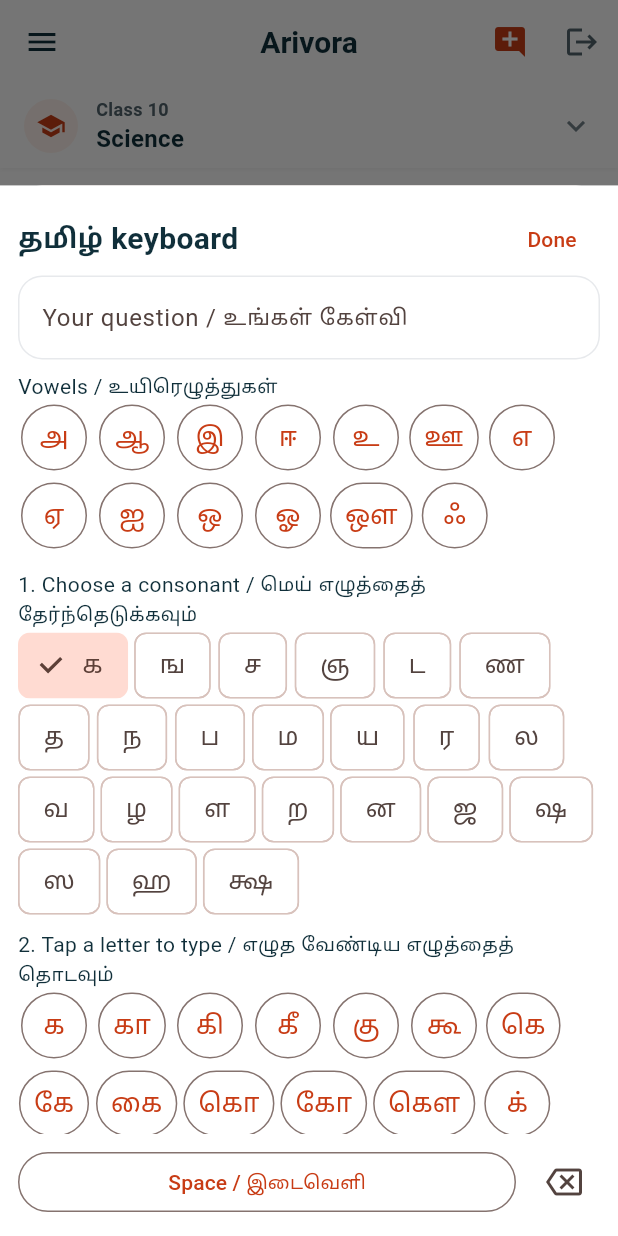
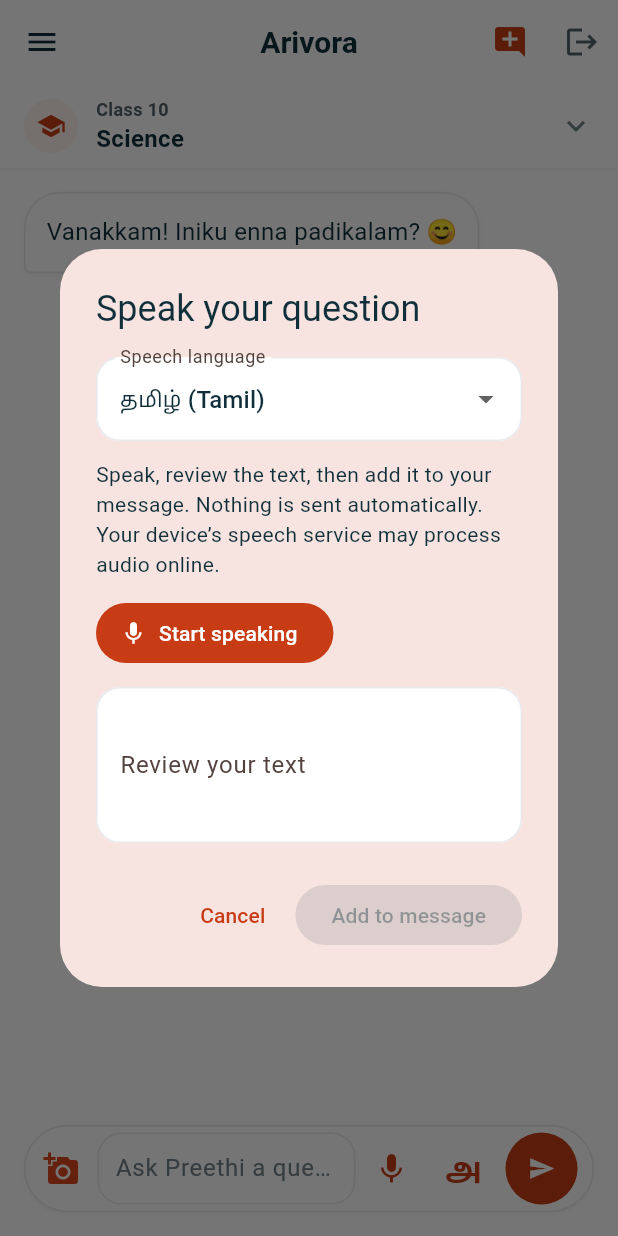
Before and after one commit to muttapuffs60rs-pixel/TutorAI---Frontend, a Flutter app: the ChatScreen screen opened by its route, item 2 of the bottom bar chosen, on a phone screen of 412 x 824 dp. Run offline on Flutter 3.47's test engine with Material 3 defaults, Android fonts, the phone set to English and light mode, and no system bars; drawn by our look-alikes of flutter_markdown; our stand-ins replace image_cropper, image_picker, shared_preferences, speech_to_text, supabase_flutter, webview_flutter; missing offline and left inert: razorpay_flutter; accounts and stored records are empty; network calls fail.

Commit message:
Require class selection and add Tamil-first voice dictation with review

```diff
--- a/lib/screens/chat_screen.dart
+++ b/lib/screens/chat_screen.dart
@@ -1,3 +1,4 @@
+import '../widgets/voice_input_dialog.dart';
 import '../widgets/learning_mascot.dart';
 import 'dart:convert';
 import 'dart:typed_data';
@@ -883,6 +884,18 @@
                           ),
                         ),
                         IconButton(
+                          tooltip: 'Voice input',
+                          icon: const Icon(Icons.mic, color: Tailwind.indigo600),
+                          onPressed: isLoading ? null : () async {
+                            FocusScope.of(context).unfocus();
+                            final words = await showDialog<String>(context: context, builder: (_) => const VoiceInputDialog());
+                            if (!mounted || words == null || words.isEmpty) return;
+                            final prefix = _controller.text.trimRight();
+                            final value = [prefix, words].where((s) => s.isNotEmpty).join(' ');
+                            _controller.value = TextEditingValue(text: value, selection: TextSelection.collapsed(offset: value.length));
+                          },
+                        ),
+                        IconButton(
                           tooltip: 'Tamil keyboard / தமிழ் விசைப்பலகை',
                           icon: const Text('அ', style: TextStyle(fontSize: 22, color: Tailwind.indigo600, fontWeight: FontWeight.bold)),
                           onPressed: isLoading ? null : () {
--- a/lib/screens/student_tutorial.dart
+++ b/lib/screens/student_tutorial.dart
@@ -38,12 +38,12 @@
     ),
     (
       'Find your subject',
-      'On Home, tap Start learning or Tuition. Choose your class, then select a subject. Use Search subjects to find one quickly.',
+      'On Home, tap Start learning or Tuition. Select a class from the dropdown, then select a subject. Use Search subjects to find one quickly.',
       Icons.auto_stories_outlined,
     ),
     (
       'Ask Preethi a question',
-      'Type your question in the chat and tap Send. You can also attach a picture of a question. Use the subject selector at the top to change your class or subject.',
+      'Type your question or tap the microphone to speak in Tamil or English. Review and add the text, then tap Send. You can also attach a picture of a question. Use the subject selector at the top to change your class or subject.',
       Icons.chat_bubble_outline,
     ),
     (
--- /dev/null
+++ b/lib/widgets/voice_input_dialog.dart
@@ -0,0 +1,261 @@
+import 'package:flutter/material.dart';
+import 'package:shared_preferences/shared_preferences.dart';
+import 'package:speech_to_text/speech_to_text.dart';
+
+// The platform recognizer is initialized once; callbacks follow the active panel.
+class _Recognizer {
+  static final speech = SpeechToText();
+  static void Function(String)? status;
+  static void Function(String)? error;
+  static Future<bool> initialize() => speech.initialize(
+    onStatus: (value) => status?.call(value),
+    onError: (value) => error?.call(value.errorMsg),
+    options: [SpeechToText.androidNoBluetooth],
+  );
+}
+
+class VoiceInputDialog extends StatefulWidget {
+  const VoiceInputDialog({super.key});
+  @override
+  State<VoiceInputDialog> createState() => _VoiceInputDialogState();
+}
+
+class _VoiceInputDialogState extends State<VoiceInputDialog>
+    with WidgetsBindingObserver {
+  final _text = TextEditingController();
+  String _language = 'ta-IN';
+  String _prefix = '';
+  String? _error;
+  bool _listening = false;
+  bool _busy = true;
+  bool _acceptResults = false;
+
+  @override
+  void initState() {
+    super.initState();
+    WidgetsBinding.instance.addObserver(this);
+    _loadLanguage();
+    _Recognizer.status = (status) {
+      if (mounted && (status == 'done' || status == 'notListening')) {
+        setState(() => _listening = false);
+      }
+    };
+    _Recognizer.error = (error) {
+      if (!mounted) return;
+      setState(() {
+        _listening = false;
+        _busy = false;
+        _error = error.contains('permission') || error.contains('denied')
+            ? 'Microphone access was denied. Enable it in your device or browser settings, or type your question.'
+            : error.contains('no_match') || error.contains('timeout')
+            ? 'No speech detected. Try again and speak clearly.'
+            : 'Voice input could not finish. Check your connection and microphone, or type your question.';
+      });
+    };
+  }
+
+  Future<void> _loadLanguage() async {
+    try {
+      final prefs = await SharedPreferences.getInstance();
+      final saved = prefs.getString('voice_input_language');
+      if (mounted)
+        setState(() => _language = saved == 'en-IN' ? 'en-IN' : 'ta-IN');
+    } catch (_) {
+      // Keep Tamil available when local preference storage is unavailable.
+    } finally {
+      if (mounted) setState(() => _busy = false);
+    }
+  }
+
+  Future<void> _start() async {
+    setState(() {
+      _busy = true;
+      _error = null;
+    });
+    try {
+      final available = await _Recognizer.initialize();
+      if (!mounted) return;
+      if (!available) {
+        setState(
+          () => _error =
+              'Voice input is unavailable or microphone access is blocked. Try a supported browser or use the keyboard.',
+        );
+        return;
+      }
+      final locales = await _Recognizer.speech.locales();
+      if (!mounted) return;
+      final language = _language.split('-').first;
+      final matches = locales
+          .where(
+            (l) => l.localeId.replaceAll('_', '-').startsWith('$language-'),
+          )
+          .toList();
+      if (locales.isNotEmpty && matches.isEmpty) {
+        setState(
+          () => _error =
+              'This device does not offer the selected speech language. Enable it in your speech settings or choose another language.',
+        );
+        return;
+      }
+      final exact = matches.where(
+        (l) => l.localeId.replaceAll('_', '-') == _language,
+      );
+      final locale = exact.isNotEmpty
+          ? exact.first.localeId
+          : matches.isNotEmpty
+          ? matches.first.localeId
+          : _language;
+      _prefix = _text.text.trimRight();
+      _acceptResults = true;
+      setState(() => _listening = true);
+      await _Recognizer.speech.listen(
+        listenOptions: SpeechListenOptions(
+          localeId: locale,
+          listenFor: const Duration(seconds: 45),
+          pauseFor: const Duration(seconds: 4),
+          partialResults: true,
+          cancelOnError: true,
+          listenMode: ListenMode.dictation,
+        ),
+        onResult: (result) {
+          if (!mounted || !_acceptResults) return;
+          final words = result.recognizedWords;
+          final value = [_prefix, words].where((s) => s.isNotEmpty).join(' ');
+          setState(() {
+            _text.value = TextEditingValue(
+              text: value,
+              selection: TextSelection.collapsed(offset: value.length),
+            );
+          });
+        },
+      );
+    } catch (_) {
+      if (mounted)
+        setState(() {
+          _listening = false;
+          _error =
+              'Unable to start voice input. You can still type your question.';
+        });
+    } finally {
+      if (mounted) setState(() => _busy = false);
+    }
+  }
+
+  Future<void> _stop() async {
+    await _Recognizer.speech.stop();
+    _acceptResults = false;
+    if (mounted) setState(() => _listening = false);
+  }
+
+  @override
+  void didChangeAppLifecycleState(AppLifecycleState state) {
+    if (state != AppLifecycleState.resumed) {
+      _acceptResults = false;
+      _Recognizer.speech.cancel();
+      if (mounted) setState(() => _listening = false);
+    }
+  }
+
+  @override
+  void dispose() {
+    _acceptResults = false;
+    _Recognizer.status = null;
+    _Recognizer.error = null;
+    _Recognizer.speech.cancel();
+    WidgetsBinding.instance.removeObserver(this);
+    _text.dispose();
+    super.dispose();
+  }
+
+  @override
+  Widget build(BuildContext context) => AlertDialog(
+    title: const Text('Speak your question'),
+    scrollable: true,
+    content: SizedBox(
+      width: 440,
+      child: Column(
+        mainAxisSize: MainAxisSize.min,
+        crossAxisAlignment: CrossAxisAlignment.start,
+        children: [
+          DropdownButtonFormField<String>(
+            initialValue: _language,
+            key: ValueKey(_language),
+            decoration: const InputDecoration(labelText: 'Speech language'),
+            items: const [
+              DropdownMenuItem(value: 'ta-IN', child: Text('தமிழ் (Tamil)')),
+              DropdownMenuItem(value: 'en-IN', child: Text('English')),
+            ],
+            onChanged: _listening || _busy
+                ? null
+                : (value) async {
+                    if (value == null) return;
+                    setState(() => _language = value);
+                    final prefs = await SharedPreferences.getInstance();
+                    await prefs.setString('voice_input_language', value);
+                  },
+          ),
+          const SizedBox(height: 12),
+          const Text(
+            'Speak, review the text, then add it to your message. Nothing is sent automatically. Your device’s speech service may process audio online.',
+          ),
+          const SizedBox(height: 12),
+          FilledButton.icon(
+            onPressed: _busy
+                ? null
+                : _listening
+                ? _stop
+                : _start,
+            icon: Icon(_listening ? Icons.stop : Icons.mic),
+            label: Text(
+              _busy
+                  ? 'Getting ready…'
+                  : _listening
+                  ? 'Stop listening'
+                  : 'Start speaking',
+            ),
+          ),
+          if (_listening)
+            const Padding(
+              padding: EdgeInsets.only(top: 8),
+              child: Text(
+                'Listening…',
+                semanticsLabel: 'Microphone is listening',
+              ),
+            ),
+          if (_error != null)
+            Padding(
+              padding: const EdgeInsets.only(top: 8),
+              child: Text(_error!, style: const TextStyle(color: Colors.red)),
+            ),
+          const SizedBox(height: 12),
+          TextField(
+            controller: _text,
+            readOnly: _listening || _busy,
+            minLines: 3,
+            maxLines: 6,
+            onChanged: (_) { _acceptResults = false; setState(() {}); },
+            decoration: const InputDecoration(
+              labelText: 'Review your text',
+              hintText: 'Your words will appear here',
+            ),
+          ),
+        ],
+      ),
+    ),
+    actions: [
+      TextButton(
+        onPressed: () => Navigator.pop(context),
+        child: const Text('Cancel'),
+      ),
+      FilledButton(
+        onPressed: _busy || _listening || _text.text.trim().isEmpty
+            ? null
+            : () {
+                _acceptResults = false;
+                Navigator.pop(context, _text.text.trim());
+              },
+        child: const Text('Add to message'),
+      ),
+    ],
+  );
+}
--- a/pubspec.yaml
+++ b/pubspec.yaml
@@ -12,6 +12,7 @@
     sdk: flutter
 
   # UI and Icons
+  speech_to_text: ^7.4.0
   shared_preferences: ^2.5.5
   cupertino_icons: ^1.0.8
   flutter_markdown: ^0.7.5
```
Also changed, not shown: lib/screens/subject_selection_screen.dart (+36 -12 lines), pubspec.lock, 9 other files.
